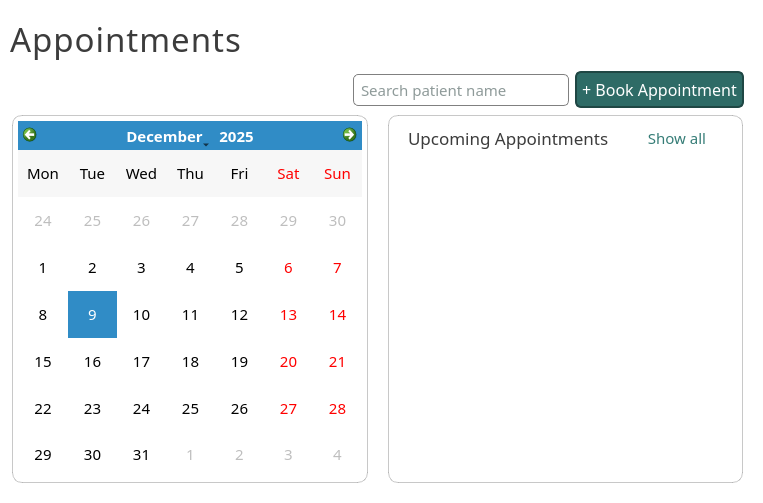
karlito20/AdoraFlowProject, file ui/PageAppointments.ui: the form before one commit.
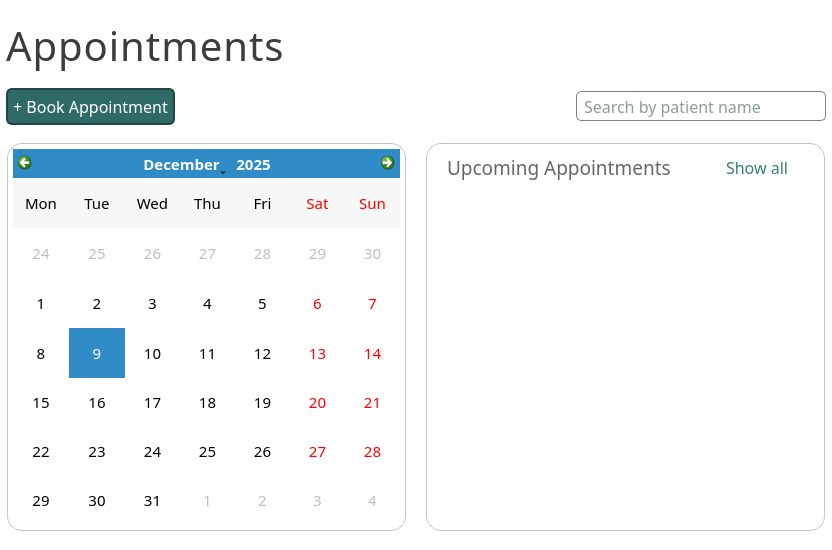
The form after the commit.

What changed in the file:
```diff
--- a/ui/PageAppointments.ui
+++ b/ui/PageAppointments.ui
@@ -6,8 +6,8 @@
    <rect>
     <x>0</x>
     <y>0</y>
-    <width>763</width>
-    <height>503</height>
+    <width>832</width>
+    <height>550</height>
    </rect>
   </property>
   <property name="minimumSize">
@@ -490,15 +490,18 @@
   </property>
   <layout class="QVBoxLayout" name="verticalLayout">
    <property name="spacing">
-    <number>0</number>
+    <number>6</number>
    </property>
    <property name="leftMargin">
-    <number>10</number>
+    <number>6</number>
    </property>
    <property name="topMargin">
-    <number>16</number>
+    <number>18</number>
    </property>
    <property name="rightMargin">
+    <number>6</number>
+   </property>
+   <property name="bottomMargin">
     <number>18</number>
    </property>
    <item>
@@ -506,7 +509,7 @@
      <property name="font">
       <font>
        <family>Slate Medium</family>
-       <pointsize>25</pointsize>
+       <pointsize>30</pointsize>
       </font>
      </property>
      <property name="styleSheet">
@@ -523,15 +526,54 @@
    <item>
     <widget class="QWidget" name="container2" native="true">
      <layout class="QHBoxLayout" name="horizontalLayout_3">
+      <property name="spacing">
+       <number>20</number>
+      </property>
       <property name="leftMargin">
-       <number>6</number>
+       <number>0</number>
       </property>
       <property name="rightMargin">
-       <number>1</number>
+       <number>0</number>
       </property>
       <property name="bottomMargin">
-       <number>1</number>
+       <number>6</number>
       </property>
+      <item>
+       <widget class="QPushButton" name="add_appointment_button">
+        <property name="font">
+         <font>
+          <family>Slate</family>
+          <pointsize>12</pointsize>
+         </font>
+        </property>
+        <property name="cursor">
+         <cursorShape>PointingHandCursor</cursorShape>
+        </property>
+        <property name="styleSheet">
+         <string notr="true">#add_appointment_button {
+	border-radius: 6px;
+	color: white;
+	border: 2px solid #1F4744;
+	padding: 5px;
+	background: #2E6B66;
+}
+
+#add_appointment_button:hover {
+	border: 2px solid #367D77;
+	background: #265955;
+
+}
+#add_appointment_button:pressed {
+	background: #1F4744;
+	color: white;
+	border: 2px solid #1F4744;
+}</string>
+        </property>
+        <property name="text">
+         <string>+ Book Appointment</string>
+        </property>
+       </widget>
+      </item>
       <item>
        <widget class="QLabel" name="feedback_label">
         <property name="text">
@@ -556,20 +598,20 @@
        <widget class="QLineEdit" name="search_input">
         <property name="minimumSize">
          <size>
-          <width>216</width>
-          <height>32</height>
+          <width>250</width>
+          <height>30</height>
          </size>
         </property>
         <property name="maximumSize">
          <size>
-          <width>216</width>
+          <width>250</width>
           <height>30</height>
          </size>
         </property>
         <property name="font">
          <font>
           <family>Slate</family>
-          <pointsize>11</pointsize>
+          <pointsize>12</pointsize>
          </font>
         </property>
         <property name="styleSheet">
@@ -580,43 +622,7 @@
 border: 1px solid gray;</string>
         </property>
         <property name="placeholderText">
-         <string>Search patient name</string>
-        </property>
-       </widget>
-      </item>
-      <item alignment="Qt::AlignmentFlag::AlignRight">
-       <widget class="QPushButton" name="add_appointment_button">
-        <property name="font">
-         <font>
-          <family>Slate</family>
-          <pointsize>12</pointsize>
-         </font>
-        </property>
-        <property name="cursor">
-         <cursorShape>PointingHandCursor</cursorShape>
-        </property>
-        <property name="styleSheet">
-         <string notr="true">#add_appointment_button {
-	border-radius: 6px;
-	color: white;
-	border: 2px solid #1F4744;
-	padding: 5px;
-	background: #2E6B66;
-}
-
-#add_appointment_button:hover {
-	border: 2px solid #367D77;
-	background: #265955;
-
-}
-#add_appointment_button:pressed {
-	background: #1F4744;
-	color: white;
-	border: 2px solid #1F4744;
-}</string>
-        </property>
-        <property name="text">
-         <string>+ Book Appointment</string>
+         <string>Search by patient name</string>
         </property>
        </widget>
       </item>
@@ -630,20 +636,23 @@
        <number>20</number>
       </property>
       <property name="leftMargin">
-       <number>2</number>
+       <number>1</number>
       </property>
       <property name="topMargin">
        <number>6</number>
       </property>
       <property name="rightMargin">
-       <number>2</number>
+       <number>1</number>
+      </property>
+      <property name="bottomMargin">
+       <number>1</number>
       </property>
       <item>
        <widget class="QWidget" name="calendar_container" native="true">
         <property name="styleSheet">
          <string notr="true">#calendar_container {
 	border: 1px solid rgba(100, 100, 100, 90);
-	border-radius: 10px;
+	border-radius: 15px;
 	background: white;
 }</string>
         </property>
@@ -760,7 +769,7 @@
         <property name="styleSheet">
          <string notr="true">#table_container {
 	border: 1px solid rgba(100, 100, 100, 90);
-	border-radius: 10px;
+	border-radius: 15px;
 	background: white;
 
 }</string>
@@ -780,18 +789,22 @@
          </property>
          <item>
           <layout class="QHBoxLayout" name="header_layout">
+           <property name="spacing">
+            <number>6</number>
+           </property>
            <item>
             <widget class="QLabel" name="appointments_list_header">
              <property name="font">
               <font>
                <family>Slate Medium</family>
-               <pointsize>13</pointsize>
+               <pointsize>14</pointsize>
               </font>
              </property>
              <property name="styleSheet">
               <string notr="true">padding-left: 10px;
 padding-top: 5px;
-color: rgb(60, 60, 60);
+color: rgba(60, 60, 60, 200);
+
 </string>
              </property>
              <property name="text">
@@ -804,7 +817,7 @@
              <property name="font">
               <font>
                <family>Slate</family>
-               <pointsize>11</pointsize>
+               <pointsize>12</pointsize>
               </font>
              </property>
              <property name="cursor">
@@ -839,6 +852,9 @@
             <property name="topMargin">
              <number>0</number>
             </property>
+            <property name="bottomMargin">
+             <number>0</number>
+            </property>
             <item>
              <widget class="QScrollArea" name="scrollArea">
               <property name="styleSheet">
@@ -858,8 +874,8 @@
                 <rect>
                  <x>0</x>
                  <y>0</y>
-                 <width>329</width>
-                 <height>338</height>
+                 <width>373</width>
+                 <height>355</height>
                 </rect>
                </property>
                <property name="styleSheet">
```
